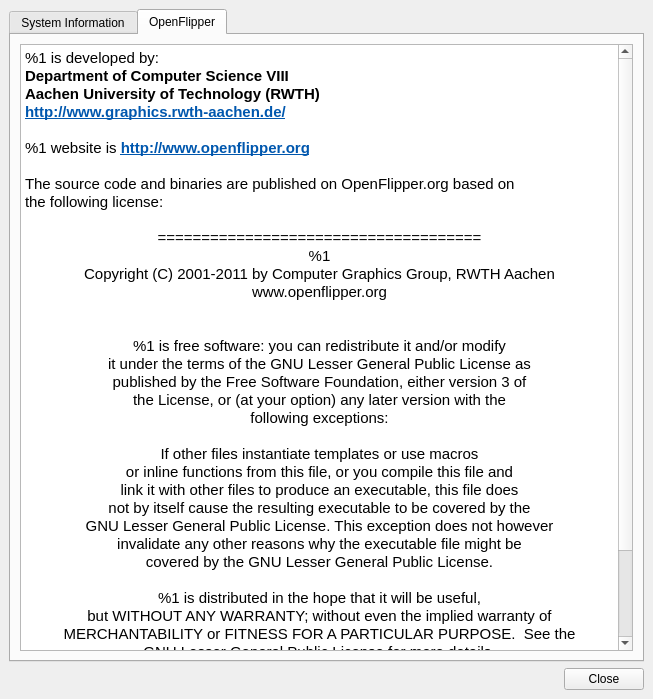
Qt form OpenFlipper/widgets/aboutWidget/aboutWidget.ui (ShenRen/OpenFlipper) before a commit.
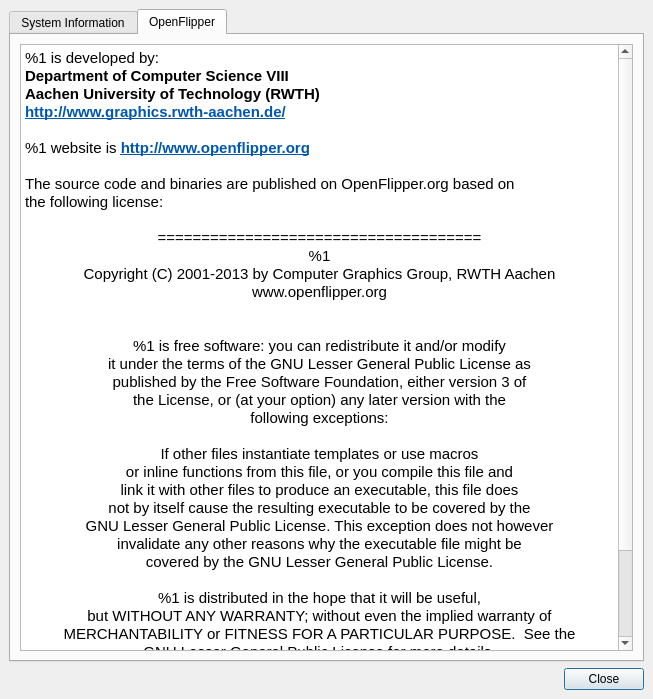
The same form after that commit.

Commit message: Introduced branding of license through resource file. Made about dialog a bit more convenient. Updated year in standard copyright note.

The edit to the form file:
```diff
--- a/OpenFlipper/widgets/aboutWidget/aboutWidget.ui
+++ b/OpenFlipper/widgets/aboutWidget/aboutWidget.ui
@@ -66,7 +66,7 @@
 &lt;p style=&quot;-qt-paragraph-type:empty; margin-top:0px; margin-bottom:0px; margin-left:0px; margin-right:0px; -qt-block-indent:0; text-indent:0px; font-family:'DejaVu Sans'; font-size:11pt;&quot;&gt;&lt;br /&gt;&lt;/p&gt;
 &lt;p align=&quot;center&quot; style=&quot; margin-top:0px; margin-bottom:0px; margin-left:0px; margin-right:0px; -qt-block-indent:0; text-indent:0px;&quot;&gt;&lt;span style=&quot; font-family:'DejaVu Sans'; font-size:11pt;&quot;&gt;=====================================&lt;/span&gt;&lt;/p&gt;
 &lt;p align=&quot;center&quot; style=&quot; margin-top:0px; margin-bottom:0px; margin-left:0px; margin-right:0px; -qt-block-indent:0; text-indent:0px;&quot;&gt;&lt;span style=&quot; font-family:'DejaVu Sans'; font-size:11pt;&quot;&gt;%1&lt;/span&gt;&lt;/p&gt;
-&lt;p align=&quot;center&quot; style=&quot; margin-top:0px; margin-bottom:0px; margin-left:0px; margin-right:0px; -qt-block-indent:0; text-indent:0px;&quot;&gt;&lt;span style=&quot; font-family:'DejaVu Sans'; font-size:11pt;&quot;&gt;Copyright (C) 2001-2011 by Computer Graphics Group, RWTH Aachen&lt;/span&gt;&lt;/p&gt;
+&lt;p align=&quot;center&quot; style=&quot; margin-top:0px; margin-bottom:0px; margin-left:0px; margin-right:0px; -qt-block-indent:0; text-indent:0px;&quot;&gt;&lt;span style=&quot; font-family:'DejaVu Sans'; font-size:11pt;&quot;&gt;Copyright (C) 2001-2013 by Computer Graphics Group, RWTH Aachen&lt;/span&gt;&lt;/p&gt;
 &lt;p align=&quot;center&quot; style=&quot; margin-top:0px; margin-bottom:0px; margin-left:0px; margin-right:0px; -qt-block-indent:0; text-indent:0px;&quot;&gt;&lt;span style=&quot; font-family:'DejaVu Sans'; font-size:11pt;&quot;&gt;www.openflipper.org&lt;/span&gt;&lt;/p&gt;
 &lt;p style=&quot;-qt-paragraph-type:empty; margin-top:0px; margin-bottom:0px; margin-left:0px; margin-right:0px; -qt-block-indent:0; text-indent:0px; font-family:'DejaVu Sans'; font-size:11pt;&quot;&gt;&lt;br /&gt;&lt;/p&gt;
 &lt;p style=&quot;-qt-paragraph-type:empty; margin-top:0px; margin-bottom:0px; margin-left:0px; margin-right:0px; -qt-block-indent:0; text-indent:0px; font-family:'DejaVu Sans'; font-size:11pt;&quot;&gt;&lt;br /&gt;&lt;/p&gt;
@@ -120,6 +120,9 @@
         <property name="text">
          <string>Close</string>
         </property>
+        <property name="default">
+         <bool>true</bool>
+        </property>
        </widget>
       </item>
      </layout>
```
The commit also changes 3 other files.
